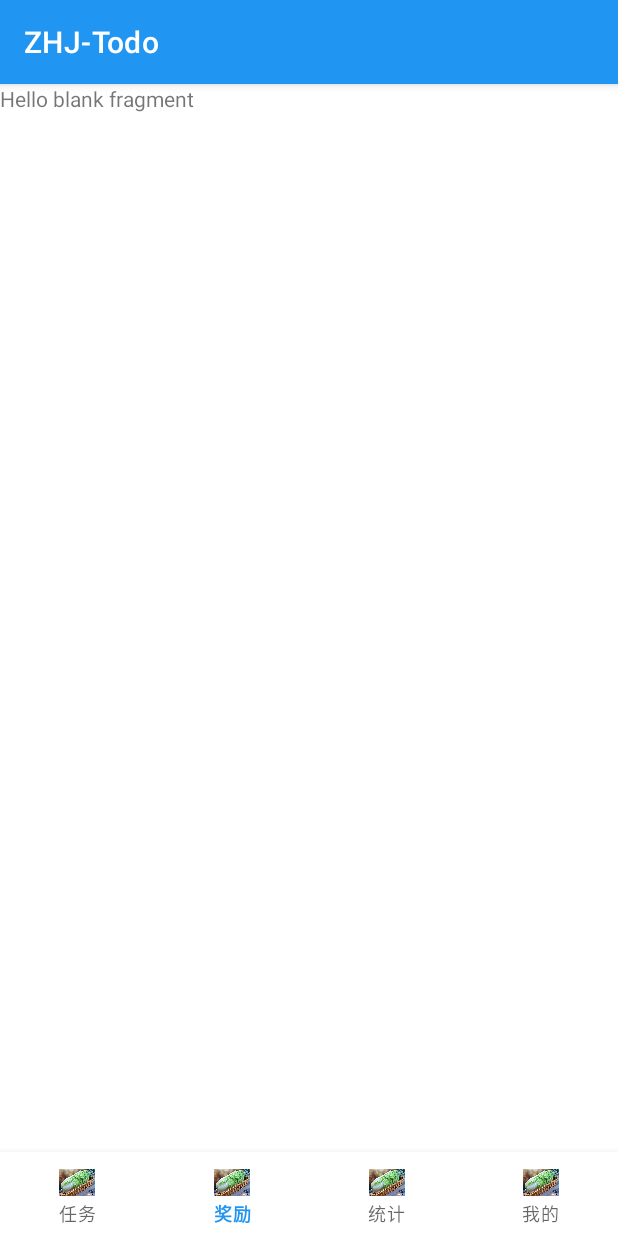
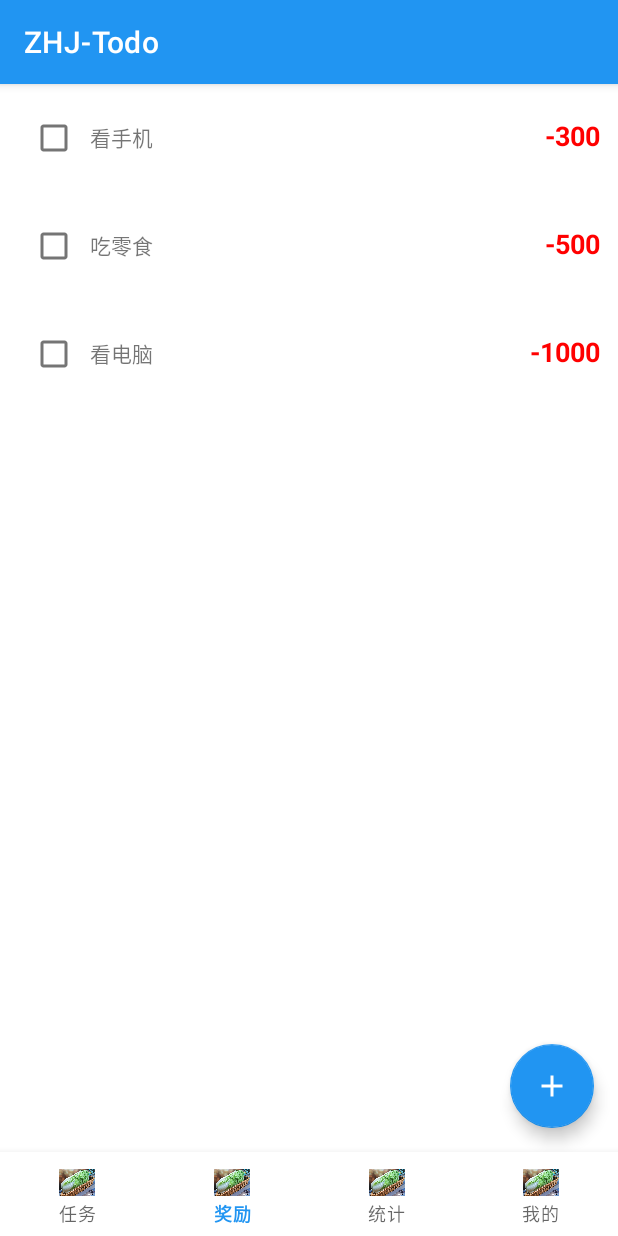
Before and after one commit to zhjai/MyAndroidApp, an Android app: the AwardFragment screen opened through its navigation route, on a phone screen of 412 x 824 dp. Run offline under Robolectric (Android 15) with nearby library versions, the phone set to English and light mode, and no system bars; our stand-ins replace navigation-ui.

Commit message:
在奖励Fragment添加Recycler View，添加按钮和菜单，实现添加、修改和删除奖励

```diff
--- a/app/src/main/AndroidManifest.xml
+++ b/app/src/main/AndroidManifest.xml
@@ -20,6 +20,12 @@
         android:theme="@style/Theme.Exam"
         android:usesCleartextTraffic="true"
         tools:targetApi="31">
+        <activity
+            android:name=".ModifyAwardActivity"
+            android:exported="false" />
+        <activity
+            android:name=".AddAwardActivity"
+            android:exported="false" />
         <activity
             android:name=".ModifyTaskActivity"
             android:exported="false" />
--- a/app/src/main/java/com/example/exam/AwardFragment.java
+++ b/app/src/main/java/com/example/exam/AwardFragment.java
@@ -1,12 +1,27 @@
 package com.example.exam;
 
+import android.app.Activity;
+import android.content.Intent;
 import android.os.Bundle;
 
+import androidx.activity.result.ActivityResultLauncher;
+import androidx.activity.result.contract.ActivityResultContracts;
 import androidx.fragment.app.Fragment;
+import androidx.recyclerview.widget.LinearLayoutManager;
+import androidx.recyclerview.widget.RecyclerView;
 
 import android.view.LayoutInflater;
+import android.view.MenuItem;
 import android.view.View;
 import android.view.ViewGroup;
+
+import com.example.exam.data.AwardAdapter;
+import com.example.exam.data.AwardItem;
+import com.example.exam.data.TaskAdapter;
+import com.example.exam.data.TaskItem;
+import com.google.android.material.floatingactionbutton.FloatingActionButton;
+
+import java.util.ArrayList;
 
 /**
  * A simple {@link Fragment} subclass.
@@ -15,33 +30,20 @@ import android.view.ViewGroup;
  */
 public class AwardFragment extends Fragment {
 
-    // TODO: Rename parameter arguments, choose names that match
-    // the fragment initialization parameters, e.g. ARG_ITEM_NUMBER
-    private static final String ARG_PARAM1 = "param1";
-    private static final String ARG_PARAM2 = "param2";
-
-    // TODO: Rename and change types of parameters
-    private String mParam1;
-    private String mParam2;
+    private RecyclerView recyclerView;
+    private AwardAdapter awardAdapter;
+    private ArrayList<AwardItem> awardList = new ArrayList<>();
+    private ActivityResultLauncher<Intent> addAwardLauncher;
+    private ActivityResultLauncher<Intent> modifyAwardLauncher;
+    private boolean isCurrentFragment = false;
 
     public AwardFragment() {
         // Required empty public constructor
     }
 
-    /**
-     * Use this factory method to create a new instance of
-     * this fragment using the provided parameters.
-     *
-     * @param param1 Parameter 1.
-     * @param param2 Parameter 2.
-     * @return A new instance of fragment AwardFragment.
-     */
-    // TODO: Rename and change types and number of parameters
-    public static AwardFragment newInstance(String param1, String param2) {
+    public static AwardFragment newInstance() {
         AwardFragment fragment = new AwardFragment();
         Bundle args = new Bundle();
-        args.putString(ARG_PARAM1, param1);
-        args.putString(ARG_PARAM2, param2);
         fragment.setArguments(args);
         return fragment;
     }
@@ -49,16 +51,94 @@ public class AwardFragment extends Fragment {
     @Override
     public void onCreate(Bundle savedInstanceState) {
         super.onCreate(savedInstanceState);
-        if (getArguments() != null) {
-            mParam1 = getArguments().getString(ARG_PARAM1);
-            mParam2 = getArguments().getString(ARG_PARAM2);
-        }
+        addAwardLauncher = registerForActivityResult(
+            new ActivityResultContracts.StartActivityForResult(),
+            result -> {
+                if (result.getResultCode() == Activity.RESULT_OK && result.getData() != null) {
+                    // 这里是您处理返回结果的地方
+                    Intent data = result.getData();
+                    String awardName = data.getStringExtra("AWARD_NAME");
+                    int awardPoints = data.getIntExtra("AWARD_POINTS", -1);
+                    AwardItem newAward = new AwardItem(awardName, awardPoints);
+                    awardList.add(newAward);
+                    awardAdapter.notifyItemInserted(awardList.size() - 1);
+                }
+            }
+        );
+        modifyAwardLauncher = registerForActivityResult(
+            new ActivityResultContracts.StartActivityForResult(),
+            result -> {
+                if (result.getResultCode() == Activity.RESULT_OK && result.getData() != null) {
+                    // 这里是您处理返回结果的地方
+                    Intent data = result.getData();
+                    String awardName = data.getStringExtra("AWARD_NAME");
+                    int awardPoints = data.getIntExtra("AWARD_POINTS", -1);
+                    int awardPosition = data.getIntExtra("AWARD_POSITION", -1);
+                    awardList.get(awardPosition).setName(awardName);
+                    awardList.get(awardPosition).setPoints(awardPoints);
+                    awardAdapter.notifyItemChanged(awardPosition);
+                }
+            }
+        );
     }
 
     @Override
     public View onCreateView(LayoutInflater inflater, ViewGroup container,
                              Bundle savedInstanceState) {
         // Inflate the layout for this fragment
-        return inflater.inflate(R.layout.fragment_award, container, false);
+        View rootView = inflater.inflate(R.layout.fragment_award, container, false);
+        recyclerView = rootView.findViewById(R.id.award_recycler_view);
+        recyclerView.setLayoutManager(new LinearLayoutManager(getContext()));
+        awardList.add(new AwardItem("看手机", 300));
+        awardList.add(new AwardItem("吃零食", 500));
+        awardList.add(new AwardItem("看电脑", 1000));
+        awardAdapter = new AwardAdapter(awardList);
+        recyclerView.setAdapter(awardAdapter);
+
+        FloatingActionButton floatingActionButton = rootView.findViewById(R.id.fab_add_award);
+        floatingActionButton.setOnClickListener(v -> {
+            Intent intent = new Intent(getActivity(), AddAwardActivity.class);
+            addAwardLauncher.launch(intent);
+        });
+        return rootView;
+    }
+
+    @Override
+    public void onResume() {
+        super.onResume();
+        isCurrentFragment = true;
+    }
+
+    @Override
+    public void onPause() {
+        super.onPause();
+        isCurrentFragment = false;
+    }
+
+    @Override
+    public boolean onContextItemSelected(MenuItem item) {
+        if (!isCurrentFragment) {
+            return false;
+        }
+        int position = item.getOrder();
+        switch (item.getItemId()) {
+            case 0:
+                Intent intent = new Intent(getActivity(), AddAwardActivity.class);
+                addAwardLauncher.launch(intent);
+                return true;
+            case 1:
+                awardList.remove(position);
+                awardAdapter.notifyItemRemoved(position);
+                return true;
+            case 2:
+                intent = new Intent(getActivity(), ModifyAwardActivity.class);
+                intent.putExtra("awardName", awardList.get(position).getName());
+                intent.putExtra("awardPoints", awardList.get(position).getPoints());
+                intent.putExtra("awardPosition", position);
+                modifyAwardLauncher.launch(intent);
+                return true;
+            default:
+                return super.onContextItemSelected(item);
+        }
     }
 }
--- /dev/null
+++ b/app/src/main/java/com/example/exam/data/AwardAdapter.java
@@ -0,0 +1,59 @@
+package com.example.exam.data;
+
+import android.view.ContextMenu;
+import android.view.LayoutInflater;
+import android.view.View;
+import android.view.ViewGroup;
+import android.widget.TextView;
+
+import androidx.recyclerview.widget.RecyclerView;
+
+import com.example.exam.R;
+
+import java.util.ArrayList;
+
+public class AwardAdapter extends RecyclerView.Adapter<AwardAdapter.ViewHolder>{
+    private ArrayList<AwardItem> awardList;
+
+    public AwardAdapter(ArrayList<AwardItem> awardList) {
+        this.awardList = awardList;
+    }
+
+    @Override
+    public AwardAdapter.ViewHolder onCreateViewHolder(ViewGroup parent, int viewType) {
+        View view = LayoutInflater.from(parent.getContext()).inflate(R.layout.award_item, parent, false);
+        return new ViewHolder(view);
+    }
+
+    @Override
+    public void onBindViewHolder(AwardAdapter.ViewHolder holder, int position) {
+        AwardItem awardItem = awardList.get(position);
+        holder.textAward.setText(awardItem.getName());
+        holder.textScore.setText("-" + awardItem.getPoints().toString());
+    }
+
+    @Override
+    public int getItemCount() {
+        return awardList.size();
+    }
+
+    static class ViewHolder extends RecyclerView.ViewHolder implements View.OnCreateContextMenuListener{
+        TextView textAward;
+        TextView textScore;
+
+        ViewHolder(View view) {
+            super(view);
+            textAward = view.findViewById(R.id.text_award);
+            textScore = view.findViewById(R.id.text_award_score);
+            view.setOnCreateContextMenuListener((View.OnCreateContextMenuListener) this);
+        }
+
+        @Override
+        public void onCreateContextMenu(ContextMenu contextMenu, View view, ContextMenu.ContextMenuInfo contextMenuInfo) {
+            contextMenu.add(0, 0, this.getAdapterPosition(), "添加奖励");
+            contextMenu.add(0, 2, this.getAdapterPosition(), "修改奖励");
+            contextMenu.add(0, 1, this.getAdapterPosition(), "删除奖励");
+        }
+
+    }
+}
--- /dev/null
+++ b/app/src/main/java/com/example/exam/data/AwardItem.java
@@ -0,0 +1,27 @@
+package com.example.exam.data;
+
+public class AwardItem {
+    private String name;
+    private Integer points;
+
+    public AwardItem(String name, Integer points) {
+        this.name = name;
+        this.points = points;
+    }
+
+    public String getName() {
+        return name;
+    }
+
+    public void setName(String name) {
+        this.name = name;
+    }
+
+    public Integer getPoints() {
+        return points;
+    }
+
+    public void setPoints(Integer points) {
+        this.points = points;
+    }
+}
--- a/app/src/main/java/com/example/exam/data/TaskAdapter.java
+++ b/app/src/main/java/com/example/exam/data/TaskAdapter.java
@@ -52,12 +52,9 @@ public class TaskAdapter extends RecyclerView.Adapter<TaskAdapter.ViewHolder> {
 
         @Override
         public void onCreateContextMenu(ContextMenu contextMenu, View view, ContextMenu.ContextMenuInfo contextMenuInfo) {
-            contextMenu.setHeaderTitle("具体操作");
-
             contextMenu.add(0, 0, this.getAdapterPosition(), "添加任务");
             contextMenu.add(0, 2, this.getAdapterPosition(), "修改任务");
             contextMenu.add(0, 1, this.getAdapterPosition(), "删除任务");
         }
-
     }
 }
--- /dev/null
+++ b/app/src/main/res/layout/award_item.xml
@@ -0,0 +1,30 @@
+<?xml version="1.0" encoding="utf-8"?>
+<LinearLayout xmlns:android="http://schemas.android.com/apk/res/android"
+    android:layout_width="match_parent"
+    android:layout_height="wrap_content"
+    android:orientation="horizontal"
+    android:padding="12dp">
+
+    <CheckBox
+        android:id="@+id/checkbox_award"
+        android:layout_width="wrap_content"
+        android:layout_height="wrap_content" />
+
+    <TextView
+        android:id="@+id/text_award"
+        android:layout_width="wrap_content"
+        android:layout_height="wrap_content"
+        android:layout_weight="1"
+        android:gravity="center_vertical" />
+
+    <TextView
+        android:id="@+id/text_award_score"
+        android:layout_width="wrap_content"
+        android:layout_height="wrap_content"
+        android:layout_weight="1"
+        android:gravity="right"
+        android:textColor="@color/red"
+        android:textSize="18sp"
+        android:textStyle="bold" />
+
+</LinearLayout>
--- a/app/src/main/res/layout/fragment_award.xml
+++ b/app/src/main/res/layout/fragment_award.xml
@@ -3,12 +3,25 @@
     xmlns:tools="http://schemas.android.com/tools"
     android:layout_width="match_parent"
     android:layout_height="match_parent"
+    xmlns:app="http://schemas.android.com/apk/res-auto"
     tools:context=".AwardFragment">
 
     <!-- TODO: Update blank fragment layout -->
-    <TextView
+    <androidx.recyclerview.widget.RecyclerView xmlns:android="http://schemas.android.com/apk/res/android"
+        android:id="@+id/award_recycler_view"
         android:layout_width="match_parent"
-        android:layout_height="match_parent"
-        android:text="@string/hello_blank_fragment" />
+        android:layout_height="match_parent"/>
+
+    <com.google.android.material.floatingactionbutton.FloatingActionButton
+        android:id="@+id/fab_add_award"
+        android:layout_width="wrap_content"
+        android:layout_height="wrap_content"
+        android:layout_gravity="bottom|end"
+        android:layout_marginEnd="16dp"
+        android:layout_marginBottom="72dp"
+        android:contentDescription="@string/add_award"
+        android:src="@drawable/ic_add"
+        app:backgroundTint="@color/azure"
+        app:tint="@android:color/white" />
 
 </FrameLayout>
--- a/app/src/main/res/values/colors.xml
+++ b/app/src/main/res/values/colors.xml
@@ -10,4 +10,5 @@
     <color name="gray">#808080</color> <!-- 灰色 -->
     <color name="azure">#2195F2</color> <!-- 天蓝色 -->
     <color name="dark_sky_blue">#1976D1</color> <!-- 淡蓝色 -->
+    <color name="red">#FF0000</color> <!-- 红色 -->
 </resources>
--- a/app/src/main/res/values/strings.xml
+++ b/app/src/main/res/values/strings.xml
@@ -22,4 +22,7 @@
     <string name="finish">完成</string>
     <string name="modify_task">修改任务</string>
     <string name="delete_task">删除任务</string>
+    <string name="add_award">添加奖励</string>
+    <string name="award_title">奖励标题</string>
+    <string name="award_score">奖励分数</string>
 </resources>
```
Also changed, not shown: app/src/main/java/com/example/exam/AddAwardActivity.java (added, +40 -0 lines), app/src/main/java/com/example/exam/ModifyAwardActivity.java (added, +50 -0 lines), app/src/main/res/layout/activity_add_award.xml (added, +31 -0 lines), app/src/main/java/com/example/exam/DailyTaskFragment.java (indentation only).
